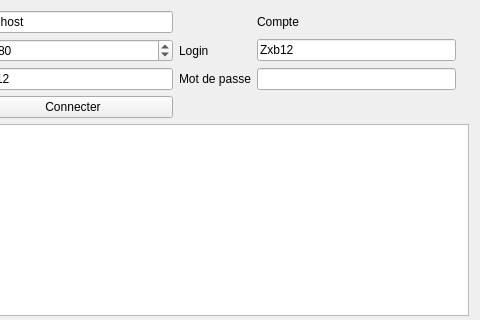
Before: the Qt Designer form Chat-Client/fenprincipale.ui in Zxb12/Chat, drawn with Qt 5; both pictures show x 88 to 568 and y 0 to 320 of the 568 by 431 pixel window.
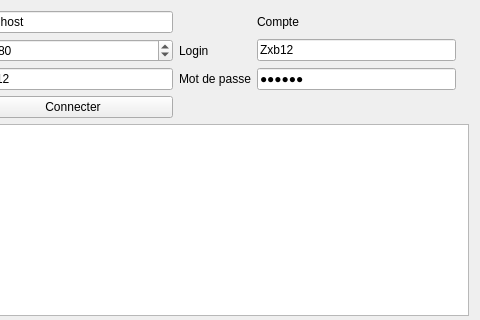
After: the same form once the commit is applied.

```diff
--- a/Chat-Client/fenprincipale.ui
+++ b/Chat-Client/fenprincipale.ui
@@ -135,6 +135,9 @@
      </item>
      <item row="2" column="3">
       <widget class="QLineEdit" name="password">
+       <property name="text">
+        <string>123456</string>
+       </property>
        <property name="echoMode">
         <enum>QLineEdit::Password</enum>
        </property>
```
